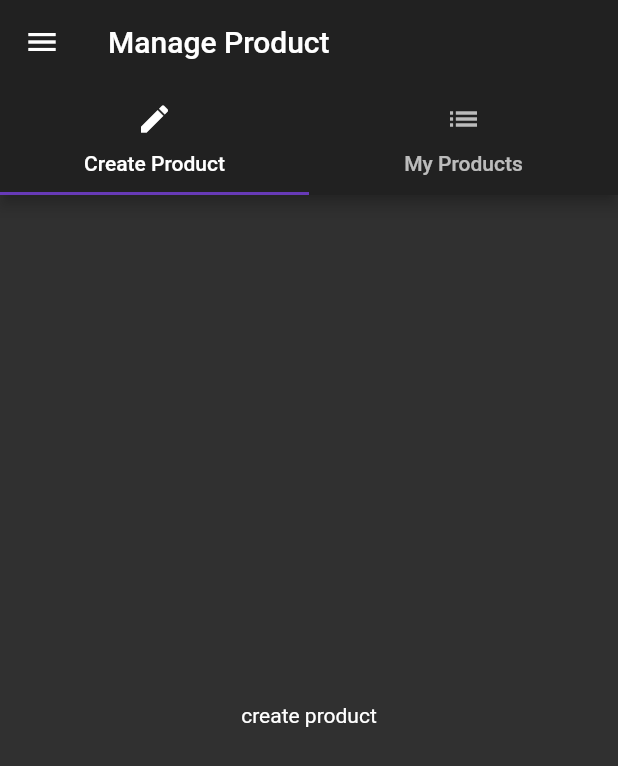
After one commit to nphsu/leo, a Flutter app: the ProductsPage screen opened directly, in the side drawer, after a tap on "Manage Products", on a phone screen of 412 x 824 dp. The commit adds this screen. Shown: the top 766 px of the screen. Run offline on Flutter 3.47's test engine with Material 2 defaults, Android fonts, the phone set to English and light mode, and no system bars.

Commit message:
add tab navigation

```diff
--- /dev/null
+++ b/lib/pages/product_create.dart
@@ -0,0 +1,10 @@
+import 'package:flutter/material.dart';
+
+class ProductCreatePage extends StatelessWidget {
+  @override
+  Widget build(BuildContext context) {
+    return Center(
+      child: Text('create product'),
+    );
+  }
+}
--- /dev/null
+++ b/lib/pages/product_list.dart
@@ -0,0 +1,10 @@
+import 'package:flutter/material.dart';
+
+class ProductListPage extends StatelessWidget {
+  @override
+  Widget build(BuildContext context) {
+    return Center(
+      child: Text('my product list'),
+    );
+  }
+}
--- a/lib/pages/products.dart
+++ b/lib/pages/products.dart
@@ -1,6 +1,7 @@
 import 'package:flutter/material.dart';
 
 import '../product_manager.dart';
+import './products_admin.dart';
 
 class ProductsPage extends StatelessWidget {
   @override
@@ -15,6 +16,13 @@ class ProductsPage extends StatelessWidget {
             ),
             ListTile(
               title: Text('Manage Products'),
+              onTap: () {
+                Navigator.pushReplacement(
+                    context,
+                    MaterialPageRoute(
+                        builder: (BuildContext context) =>
+                            ProductsAdminPage()));
+              },
             )
           ],
         ),
--- /dev/null
+++ b/lib/pages/products_admin.dart
@@ -0,0 +1,50 @@
+import 'package:flutter/material.dart';
+import './products.dart';
+import './product_create.dart';
+import './product_list.dart';
+
+class ProductsAdminPage extends StatelessWidget {
+  @override
+  Widget build(BuildContext context) {
+    return DefaultTabController(
+      length: 2,
+      child: Scaffold(
+        drawer: Drawer(
+          child: Column(
+            children: <Widget>[
+              AppBar(
+                automaticallyImplyLeading: false,
+                title: Text('Choose'),
+              ),
+              ListTile(
+                title: Text('All Product'),
+                onTap: () {
+                  Navigator.pushReplacement(
+                      context,
+                      MaterialPageRoute(
+                        builder: (BuildContext context) => ProductsPage(),
+                      ));
+                },
+              )
+            ],
+          ),
+        ),
+        appBar: AppBar(
+          title: Text('Manage Product'),
+          bottom: TabBar(
+            tabs: <Widget>[
+              Tab(icon: Icon(Icons.create), text: 'Create Product'),
+              Tab(
+                icon: Icon(Icons.list),
+                text: 'My Products',
+              )
+            ],
+          ),
+        ),
+        body: TabBarView(
+          children: <Widget>[ProductCreatePage(), ProductListPage()],
+        ),
+      ),
+    );
+  }
+}
```
